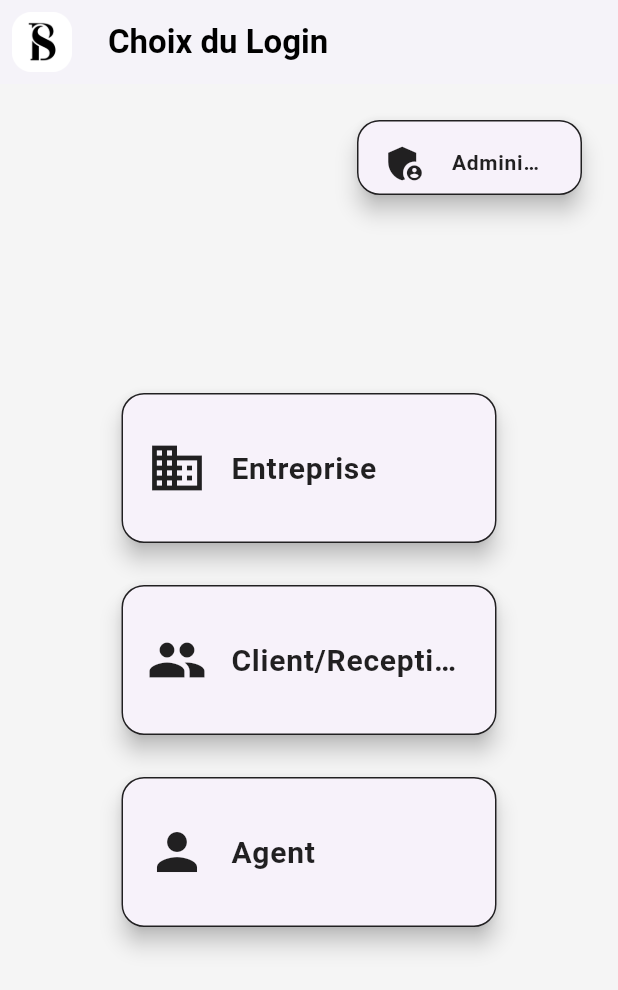
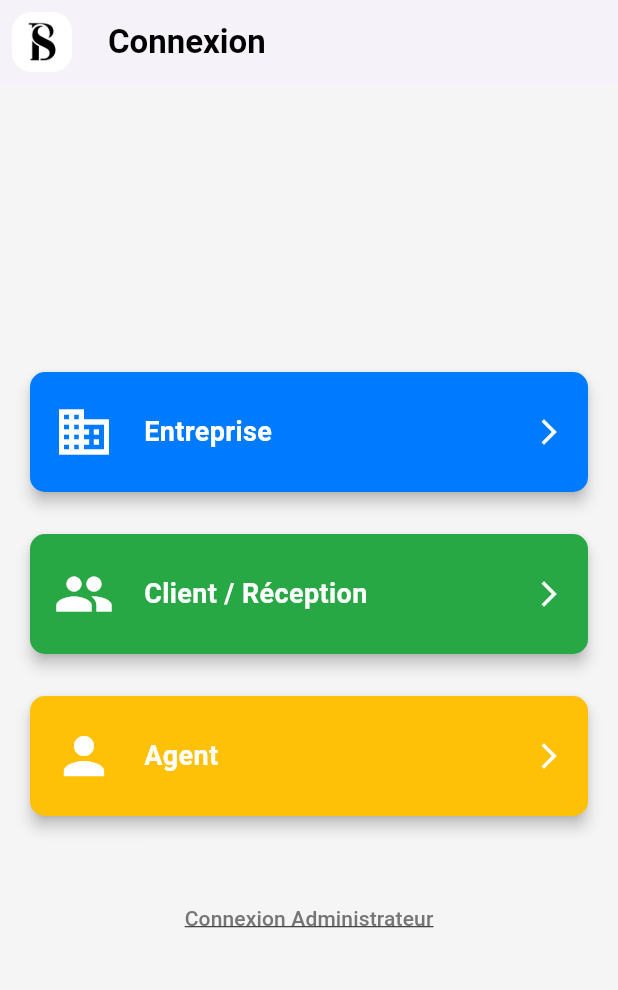
Before and after one commit to SanKai33/smartboardV1, a Flutter app: the screen it shows after launch, on a phone screen of 412 x 824 dp. Shown: the top 990 px of the screen. Run offline on Flutter 3.47's test engine with Material 3 defaults, Android fonts, the phone set to English and light mode, and no system bars; our stand-ins replace cloud_firestore, file_picker, firebase_auth, firebase_core, firebase_storage, flutter_spinkit and 5 more; missing offline and left inert: dart:html, flutter_pdfview; accounts and stored records are empty; network calls fail.

Commit message:
Initial commit

```diff
--- a/lib/choix_du_login.dart
+++ b/lib/choix_du_login.dart
@@ -3,17 +3,16 @@
 
 import 'administrateur_gestion.dart';
 import 'agent_login.dart';
-
 import 'login_entreprise.dart';
 
 class ChoiceLoginPage extends StatelessWidget {
   @override
   Widget build(BuildContext context) {
     return Scaffold(
-      backgroundColor: Colors.grey[100],
+      backgroundColor: Colors.grey[100], // Couleur de fond originale
       appBar: AppBar(
         title: Text(
-          'Choix du Login',
+          'Connexion',  // Titre modifié
           style: TextStyle(color: Colors.black, fontWeight: FontWeight.bold),
         ),
         backgroundColor: Colors.white,
@@ -23,9 +22,8 @@
           child: Image.asset('assets/images/icon.png'),
         ),
       ),
-      body: Stack(
-        children: [
-          Center(
+      body: Padding(
+        padding: const EdgeInsets.symmetric(horizontal: 16.0), // Ajout de padding horizontal
         child: Column(
           mainAxisAlignment: MainAxisAlignment.center,
           children: <Widget>[
@@ -35,14 +33,16 @@
               onTap: () {
                 Navigator.push(context, MaterialPageRoute(builder: (context) => EntrepriseLoginPage()));
               },
+              color: Color(0xFF007BFF), // Couleur bleue pour Entreprise
             ),
             SizedBox(height: 20),
             LoginCard(
-                  title: 'Client/Reception',
+              title: 'Client / Réception',
               icon: Icons.people,
               onTap: () {
                 Navigator.push(context, MaterialPageRoute(builder: (context) => ClientLoginPage()));
               },
+              color: Color(0xFF28A745), // Couleur verte pour Client / Réception
             ),
             SizedBox(height: 20),
             LoginCard(
@@ -51,23 +51,20 @@
               onTap: () {
                 Navigator.push(context, MaterialPageRoute(builder: (context) => AgentLoginPage()));
               },
+              color: Color(0xFFFFC107), // Couleur jaune pour Agent
+            ),
+            SizedBox(height: 40),
+            TextButton(
+              onPressed: () {
+                _showAdminLoginDialog(context);
+              },
+              child: Text(
+                'Connexion Administrateur',
+                style: TextStyle(color: Colors.grey[600], decoration: TextDecoration.underline),
+              ),
             ),
           ],
         ),
-          ),
-          Positioned(
-            top: 20,
-            right: 20,
-            child: LoginCard(
-              title: 'Administrateur',
-              icon: Icons.admin_panel_settings,
-              onTap: () {
-                _showAdminLoginDialog(context);
-              },
-              isAdmin: true, // Indicate that this is the admin button
-            ),
-          ),
-        ],
       ),
     );
   }
@@ -104,6 +101,9 @@
                   _showErrorDialog(context);
                 }
               },
+              style: ElevatedButton.styleFrom(
+                foregroundColor: Colors.white, backgroundColor: Colors.black,
+              ),
             ),
           ],
         );
@@ -136,37 +136,42 @@
   final String title;
   final IconData icon;
   final VoidCallback onTap;
-  final bool isAdmin;
+  final Color color;
 
-  const LoginCard({Key? key, required this.title, required this.icon, required this.onTap, this.isAdmin = false}) : super(key: key);
+  const LoginCard({
+    Key? key,
+    required this.title,
+    required this.icon,
+    required this.onTap,
+    required this.color,
+  }) : super(key: key);
 
   @override
   Widget build(BuildContext context) {
     return Card(
-      elevation: 6.0,
+      elevation: 4.0,
+      color: color, // Application de la couleur choisie
       shape: RoundedRectangleBorder(
-        borderRadius: BorderRadius.circular(15),
+        borderRadius: BorderRadius.circular(10),
       ),
       child: InkWell(
-        borderRadius: BorderRadius.circular(15),
+        borderRadius: BorderRadius.circular(10),
         onTap: onTap,
         child: Container(
-          width: isAdmin ? 150 : 250, // Make the admin button smaller
-          height: isAdmin ? 50 : 100, // Make the admin button smaller
-          decoration: BoxDecoration(
-            borderRadius: BorderRadius.circular(15),
-            color: Colors.transparent, // Make the button transparent
-            border: Border.all(color: Colors.black87), // Add a border to the button
-          ),
-          child: Center(
-            child: ListTile(
-              leading: Icon(icon, size: isAdmin ? 30 : 40, color: Colors.black87),
-              title: Text(
+          height: 80,
+          padding: EdgeInsets.symmetric(horizontal: 16.0),
+          child: Row(
+            children: [
+              Icon(icon, size: 40, color: Colors.white),
+              SizedBox(width: 20),
+              Expanded(
+                child: Text(
                   title,
-                style: TextStyle(fontSize: isAdmin ? 14 : 20, color: Colors.black87, fontWeight: FontWeight.bold),
-                overflow: TextOverflow.ellipsis,
+                  style: TextStyle(fontSize: 18, fontWeight: FontWeight.w600, color: Colors.white),
                 ),
               ),
+              Icon(Icons.arrow_forward_ios, size: 20, color: Colors.white),
+            ],
           ),
         ),
       ),
```
Also changed, not shown: lib/home_page.dart (+2 -23 lines), lib/main_screen.dart (+12 -4 lines), lib/presence_page.dart (+44 -17 lines), pubspec.yaml (+6 -6 lines), pubspec.lock, 3 other files. Lines whose indentation alone changed are shown as unchanged.
